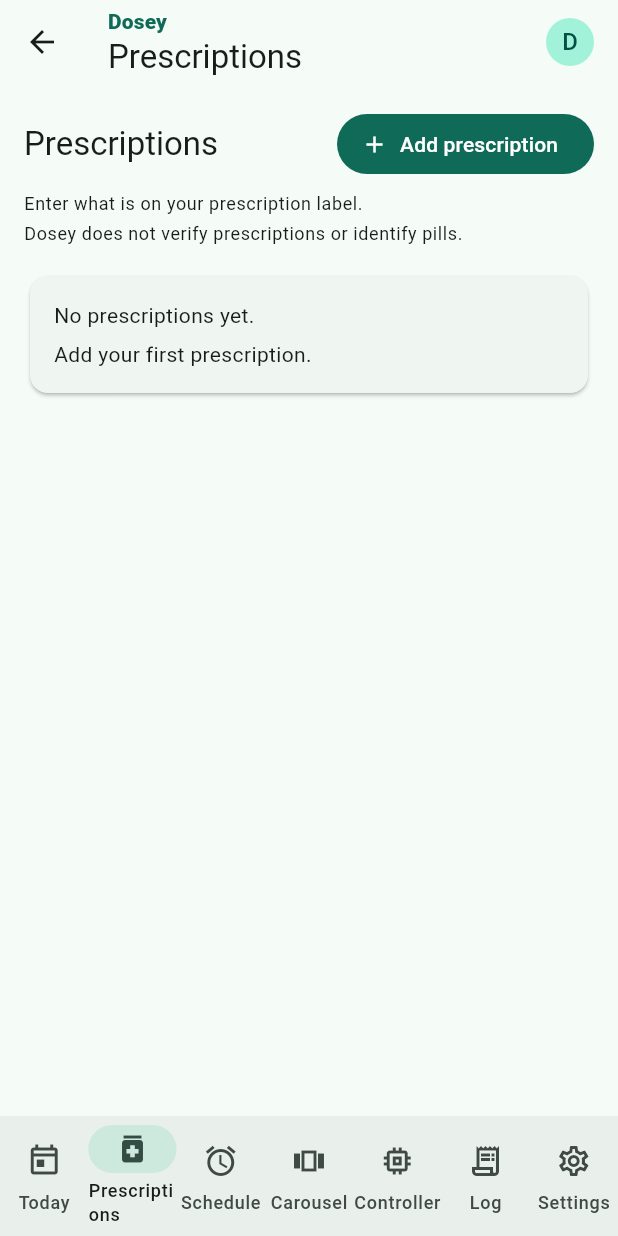
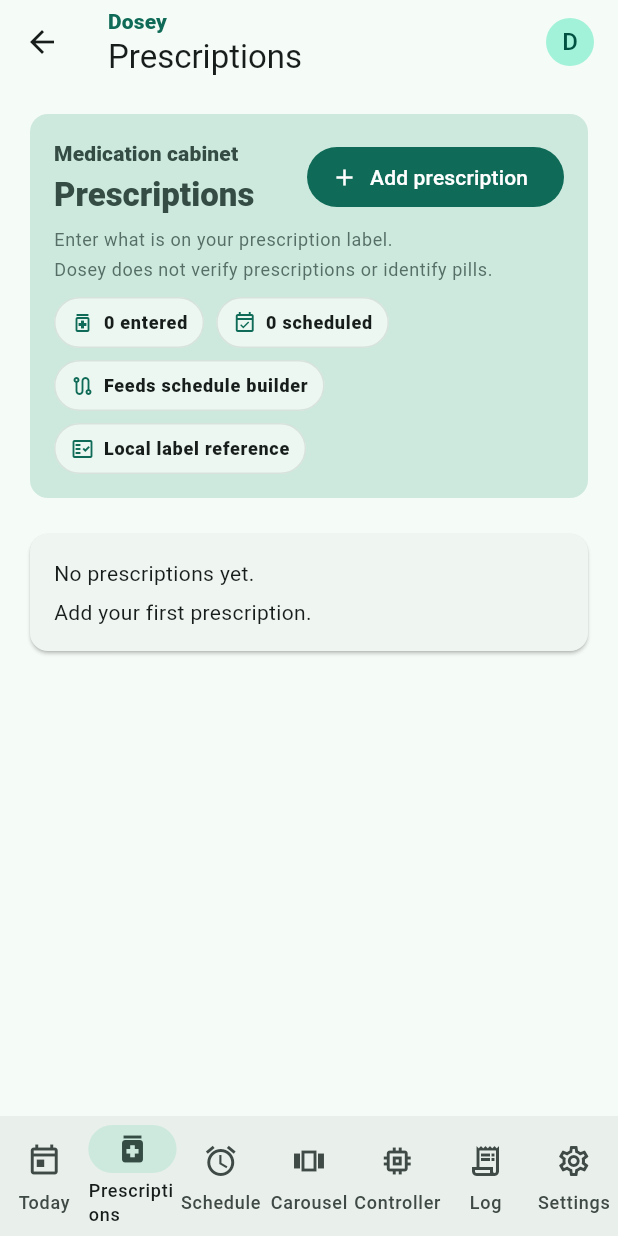
Before and after one commit to SloppyBobbert/Dosey, a Flutter app: the DoseyShell screen opened directly, item 2 of the bottom bar chosen, on a phone screen of 412 x 824 dp. Run offline on Flutter 3.47's test engine with Material 3 defaults, Android fonts, the phone set to English and light mode, and no system bars; our stand-ins replace connectivity_plus, drift, drift_flutter, flutter_blue_plus, flutter_local_notifications, google_sign_in and 2 more; accounts and stored records are empty; generated files the repository leaves out were written again.

Commit message:
feat: polish prescriptions cabinet header

```diff
--- a/mobile_app/dosey_app/lib/features/prescriptions/prescriptions_screen.dart
+++ b/mobile_app/dosey_app/lib/features/prescriptions/prescriptions_screen.dart
@@ -32,31 +32,14 @@
                 return ListView(
                   padding: const EdgeInsets.all(16),
                   children: [
-                    Row(
-                      children: [
-                        Expanded(
-                          child: Text(
-                            'Prescriptions',
-                            style: Theme.of(context).textTheme.titleLarge,
-                          ),
-                        ),
-                        FilledButton.icon(
-                          onPressed: () =>
-                              _showPrescriptionSheet(context, prescriptions),
-                          icon: const Icon(Icons.add),
-                          label: const Text('Add prescription'),
-                        ),
-                      ],
-                    ),
-                    const SizedBox(height: 8),
-                    Text(
-                      'Enter what is on your prescription label.',
-                      style: Theme.of(context).textTheme.bodySmall,
-                    ),
-                    const SizedBox(height: 4),
-                    Text(
-                      'Dosey does not verify prescriptions or identify pills.',
-                      style: Theme.of(context).textTheme.bodySmall,
+                    _PrescriptionHeroCard(
+                      prescriptionCount: items.length,
+                      scheduledPrescriptionCount: _scheduledPrescriptionCount(
+                        items,
+                        schedules,
+                      ),
+                      onAddPrescription: () =>
+                          _showPrescriptionSheet(context, prescriptions),
                     ),
                     const SizedBox(height: 16),
                     if (items.isEmpty)
@@ -140,6 +123,18 @@
         : profiles.first.id;
   }
 
+  static int _scheduledPrescriptionCount(
+    List<Prescription> prescriptions,
+    List<ReminderSchedule> schedules,
+  ) {
+    final prescriptionIds = prescriptions.map((item) => item.id).toSet();
+    return schedules
+        .where((schedule) => prescriptionIds.contains(schedule.prescriptionId))
+        .map((schedule) => schedule.prescriptionId)
+        .toSet()
+        .length;
+  }
+
   static List<_PrescriptionScheduleDetail> _profileDetailsFor(
     List<ReminderSchedule> schedules,
     List<ScheduleProfile> profiles,
@@ -192,6 +187,146 @@
       builder: (context) => _PrescriptionSheet(
         prescriptions: prescriptions,
         prescription: prescription,
+      ),
+    );
+  }
+}
+
+class _PrescriptionHeroCard extends StatelessWidget {
+  const _PrescriptionHeroCard({
+    required this.prescriptionCount,
+    required this.scheduledPrescriptionCount,
+    required this.onAddPrescription,
+  });
+
+  final int prescriptionCount;
+  final int scheduledPrescriptionCount;
+  final VoidCallback onAddPrescription;
+
+  @override
+  Widget build(BuildContext context) {
+    final theme = Theme.of(context);
+    final colorScheme = theme.colorScheme;
+
+    return Card(
+      color: colorScheme.secondaryContainer,
+      elevation: 0,
+      child: Padding(
+        padding: const EdgeInsets.all(16),
+        child: Column(
+          crossAxisAlignment: CrossAxisAlignment.start,
+          children: [
+            Row(
+              crossAxisAlignment: CrossAxisAlignment.center,
+              children: [
+                Expanded(
+                  child: Column(
+                    crossAxisAlignment: CrossAxisAlignment.start,
+                    children: [
+                      Text(
+                        'Medication cabinet',
+                        style: theme.textTheme.labelLarge?.copyWith(
+                          color: colorScheme.onSecondaryContainer,
+                          fontWeight: FontWeight.w800,
+                        ),
+                      ),
+                      const SizedBox(height: 4),
+                      Text(
+                        'Prescriptions',
+                        style: theme.textTheme.titleLarge?.copyWith(
+                          color: colorScheme.onSecondaryContainer,
+                          fontWeight: FontWeight.w800,
+                        ),
+                      ),
+                    ],
+                  ),
+                ),
+                FilledButton.icon(
+                  onPressed: onAddPrescription,
+                  icon: const Icon(Icons.add),
+                  label: const Text('Add prescription'),
+                ),
+              ],
+            ),
+            const SizedBox(height: 8),
+            Text(
+              'Enter what is on your prescription label.',
+              style: theme.textTheme.bodySmall?.copyWith(
+                color: colorScheme.onSecondaryContainer.withValues(alpha: 0.78),
+                height: 1.35,
+              ),
+            ),
+            const SizedBox(height: 4),
+            Text(
+              'Dosey does not verify prescriptions or identify pills.',
+              style: theme.textTheme.bodySmall?.copyWith(
+                color: colorScheme.onSecondaryContainer.withValues(alpha: 0.78),
+                height: 1.35,
+              ),
+            ),
+            const SizedBox(height: 10),
+            Wrap(
+              spacing: 8,
+              runSpacing: 8,
+              children: [
+                _PrescriptionHeroChip(
+                  icon: Icons.medication_outlined,
+                  label: '$prescriptionCount entered',
+                ),
+                _PrescriptionHeroChip(
+                  icon: Icons.event_available_outlined,
+                  label: '$scheduledPrescriptionCount scheduled',
+                ),
+                const _PrescriptionHeroChip(
+                  icon: Icons.route_outlined,
+                  label: 'Feeds schedule builder',
+                ),
+                const _PrescriptionHeroChip(
+                  icon: Icons.fact_check_outlined,
+                  label: 'Local label reference',
+                ),
+              ],
+            ),
+          ],
+        ),
+      ),
+    );
+  }
+}
+
+class _PrescriptionHeroChip extends StatelessWidget {
+  const _PrescriptionHeroChip({required this.icon, required this.label});
+
+  final IconData icon;
+  final String label;
+
+  @override
+  Widget build(BuildContext context) {
+    final theme = Theme.of(context);
+    final colorScheme = theme.colorScheme;
+
+    return Container(
+      padding: const EdgeInsets.symmetric(horizontal: 10, vertical: 8),
+      decoration: BoxDecoration(
+        color: colorScheme.surface.withValues(alpha: 0.76),
+        borderRadius: BorderRadius.circular(999),
+        border: Border.all(
+          color: colorScheme.outlineVariant.withValues(alpha: 0.45),
+        ),
+      ),
+      child: Row(
+        mainAxisSize: MainAxisSize.min,
+        children: [
+          Icon(icon, size: 16, color: colorScheme.primary),
+          const SizedBox(width: 6),
+          Text(
+            label,
+            style: theme.textTheme.labelMedium?.copyWith(
+              color: colorScheme.onSurface,
+              fontWeight: FontWeight.w800,
+            ),
+          ),
+        ],
       ),
     );
   }
```
Also changed, not shown: 1 other file.
